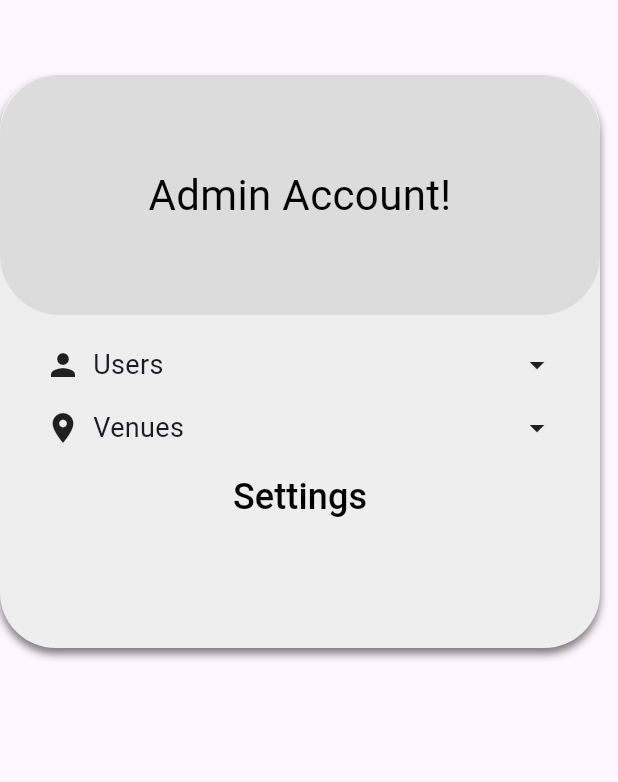
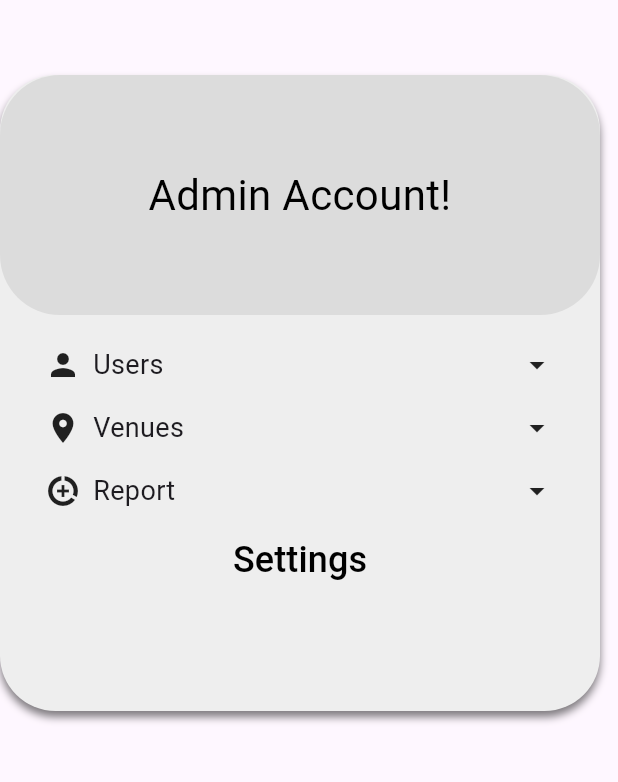
Before and after one commit to berksara145/ticketify, a Flutter app: the AdminPage screen opened directly, on a phone screen of 412 x 824 dp, the part 84-866 px from its top. Run offline on Flutter 3.47's test engine with Material 3 defaults, Android fonts, the phone set to English and light mode, and no system bars; our stand-ins replace dropdown_button2, flutter_secure_storage, getwidget, go_router, google_fonts; missing offline and left inert: dart:html; accounts and stored records are empty; network calls fail.

Commit message:
admin create reportu pageselectora bağladım

```diff
--- a/ticketify/lib/pages/Organizator/event/events.dart
+++ b/ticketify/lib/pages/Organizator/event/events.dart
@@ -87,7 +87,7 @@ class _EventsPageState extends State<EventsPage> {
                             );
                           },
                           child: Card(
-                            color: Colors.grey,
+                            color: AppColors.greylight,
                             shape: RoundedRectangleBorder(
                               borderRadius: BorderRadius.circular(15.0),
                             ),
--- a/ticketify/lib/pages/Organizator/venue/venues.dart
+++ b/ticketify/lib/pages/Organizator/venue/venues.dart
@@ -71,7 +71,7 @@ class _VenuesPageState extends State<VenuesPage> {
                             );
                           },
                           child: Card(
-                            color: Colors.grey,
+                            color: AppColors.greylight,
                             shape: RoundedRectangleBorder(
                               borderRadius: BorderRadius.circular(15.0),
                             ),
--- a/ticketify/lib/pages/admin/admin_page.dart
+++ b/ticketify/lib/pages/admin/admin_page.dart
@@ -3,6 +3,7 @@ import 'package:flutter/widgets.dart';
 import 'package:ticketify/general_widgets/page_selector/page_selector.dart';
 import 'package:ticketify/general_widgets/page_title.dart';
 import 'package:ticketify/pages/Organizator/event/create_event_widget.dart';
+import 'package:ticketify/pages/Organizator/venue/venues.dart';
 import 'package:ticketify/pages/auth/widgets/appbar/user_app_bar.dart';
 import 'package:ticketify/pages/admin/admin_create_report.dart';
 import 'package:ticketify/pages/profile/widgets/profile_past_tickets.dart';
@@ -18,8 +19,7 @@ class AdminPage extends StatefulWidget {
 
 class _AdminPageState extends State<AdminPage> {
   //TODO: activePage logici ile gösterilecek sayfa seçilebilir.
-  String activePage = "ssssss";
-
+  String activePage = "View Venues";
 
   @override
   Widget build(BuildContext context) {
@@ -53,9 +53,24 @@ class _AdminPageState extends State<AdminPage> {
                 ],
                 iconData: Icons.place,
               ),
-            ], settingsPage: AdminProfileSettings(),
+              PageListConfig(
+                title: 'Report',
+                menuItems: [
+                  'Create Report',
+                ],
+                iconData: Icons.data_saver_on_sharp,
+              )
+            ],
+            settingsPage: AdminProfileSettings(),
           ),
-          AdminCreateReport()
+          if (activePage == 'View Users') ...[],
+          if (activePage == 'Edit Users') ...[
+            CreateEventWidget(),
+          ],
+          if (activePage == 'View Venues') ...[VenuesPage()],
+          if (activePage == 'Create Report') ...[
+            AdminCreateReport(),
+          ],
 
 //            Text(activePage)
         ],
```
